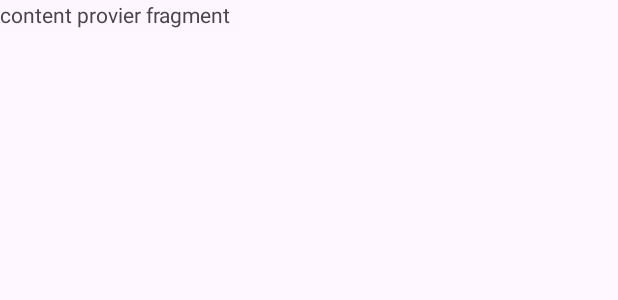
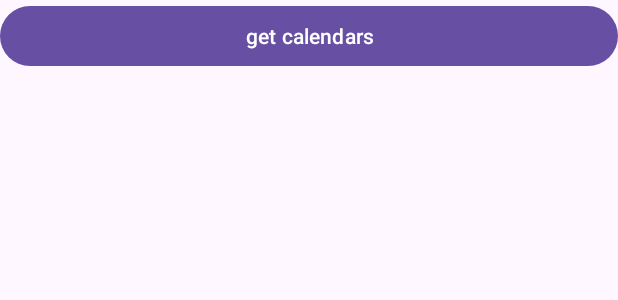
Before and after one commit to karukaaa/AdvancedAndroidLab1, an Android app: the layout fragment_content_provider.xml on its own in the app's theme, with its tools: preview values and no code run, on a phone screen of 412 x 824 dp. Shown: the top 300 px of the screen. Run offline under Robolectric (Android 15) with nearby library versions, the phone set to English and light mode, and no system bars.

Commit message:
listed existing calendars

```diff
--- a/Lab1/app/src/main/AndroidManifest.xml
+++ b/Lab1/app/src/main/AndroidManifest.xml
@@ -4,6 +4,7 @@
 
     <uses-permission android:name="android.permission.MANAGE_DEVICE_POLICY_AIRPLANE_MODE"/>
     <uses-permission android:name="android.permission.INTERNET"/>
+    <uses-permission android:name="android.permission.READ_CALENDAR"/>
 
     <application
         android:allowBackup="true"
--- a/Lab1/app/src/main/res/layout/fragment_content_provider.xml
+++ b/Lab1/app/src/main/res/layout/fragment_content_provider.xml
@@ -1,14 +1,16 @@
 <?xml version="1.0" encoding="utf-8"?>
-<FrameLayout xmlns:android="http://schemas.android.com/apk/res/android"
+<LinearLayout xmlns:android="http://schemas.android.com/apk/res/android"
     xmlns:tools="http://schemas.android.com/tools"
     android:layout_width="match_parent"
     android:layout_height="match_parent"
+    android:orientation="vertical"
     tools:context=".Fragments.ContentProviderFragment">
 
     <!-- TODO: Update blank fragment layout -->
-    <TextView
+    <Button
+        android:id="@+id/button_calendar"
         android:layout_width="match_parent"
-        android:layout_height="match_parent"
-        android:text="content provier fragment" />
+        android:layout_height="wrap_content"
+        android:text="get calendars" />
 
-</FrameLayout>
+</LinearLayout>
```
Also changed, not shown: Lab1/app/src/main/java/com/example/lab1/Fragments/ContentProviderFragment.kt (+56 -4 lines).
